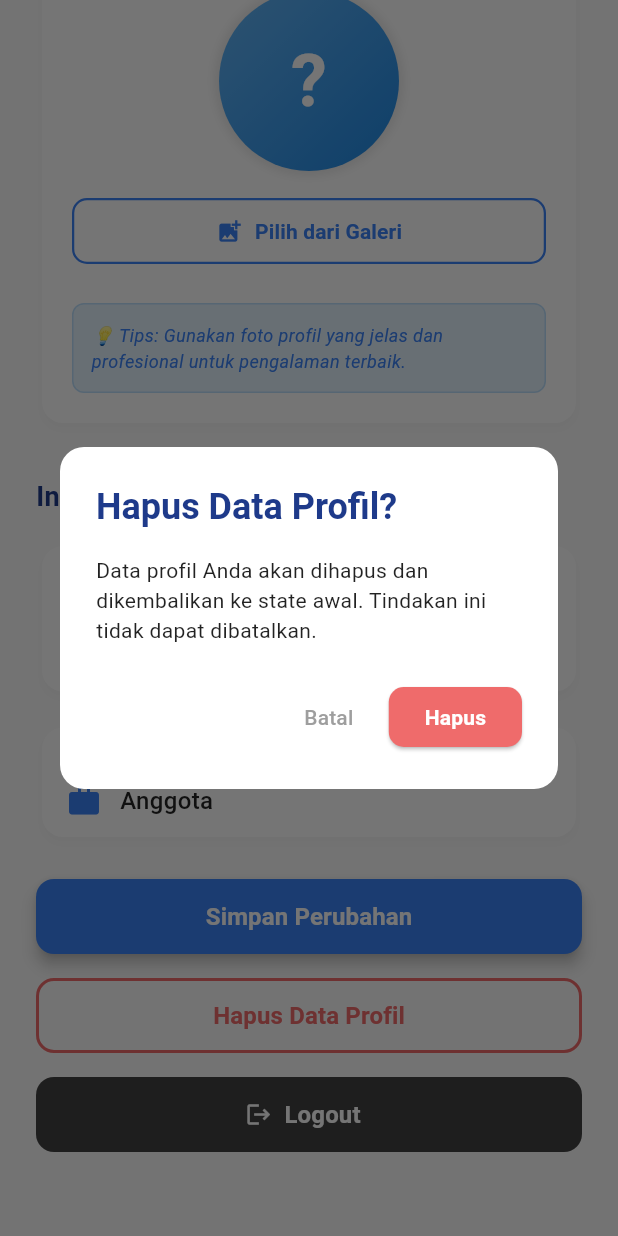
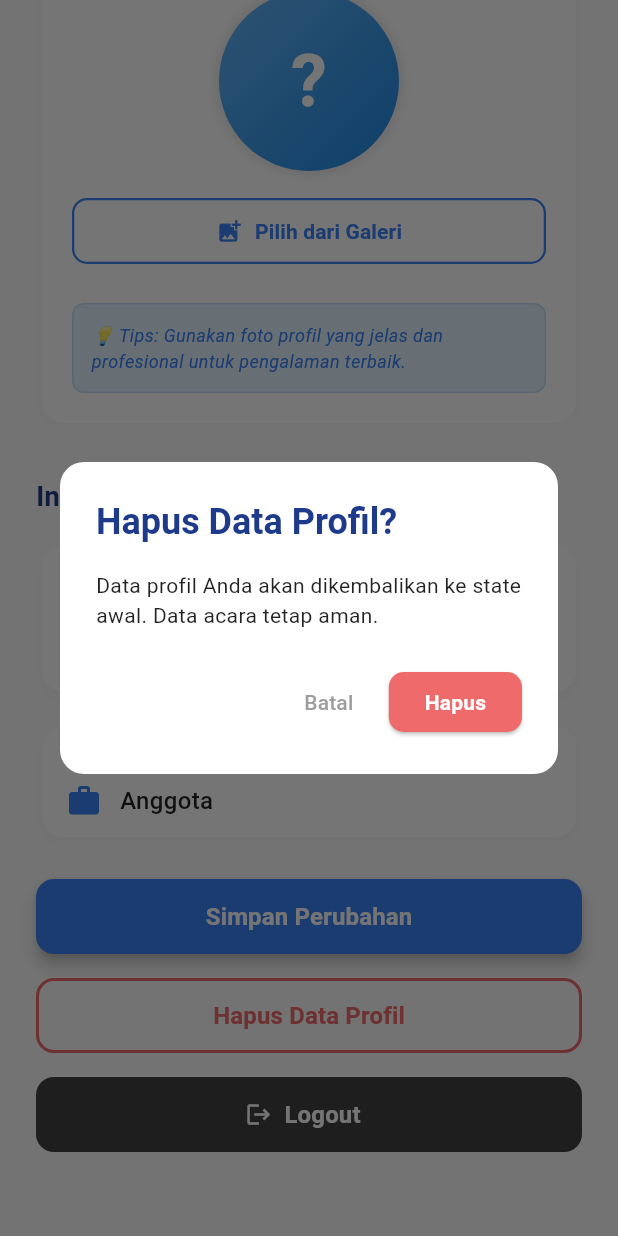
Before and after one commit to dalfamunawwaroh/eventcrew-assessment-ppbl, a Flutter app: the ProfilePage screen opened directly, scrolled down 381 dp, after a tap on "Hapus Data Profil", on a phone screen of 412 x 824 dp. Run offline on Flutter 3.47's test engine with Material 3 defaults, Android fonts, the phone set to English and light mode, and no system bars; our stand-ins replace file_picker, image_picker, open_file, shared_preferences, sqflite; accounts and stored records are empty.

Commit message:
Menyelesaikan error

```diff
--- a/lib/helpers/prefs_helper.dart
+++ b/lib/helpers/prefs_helper.dart
@@ -12,8 +12,9 @@ class PrefsHelper {
   static Future<void> setCurrentUsername(String value) async => await _prefs.setString('current_username', value);
 
   // 1. Key: Nama User
-  static String get userName => _prefs.getString('user_name') ?? 'Sunghoon';
+  static String get userName => _prefs.getString('user_name') ?? 'Pengguna';
   static Future<void> setUserName(String value) async {
+    // HANYA overwrite key yang spesifik untuk profil, data lain aman
     await _prefs.setString('user_name', value);
     if (currentUsername.isNotEmpty) {
       await _prefs.setString('simulasi_nama_$currentUsername', value);
@@ -45,7 +46,9 @@ class PrefsHelper {
       await _prefs.setString('simulasi_photo_$currentUsername', value);
     }
   }
+
   static Future<void> deleteUserProfilePhoto() async {
+    // Pastikan HANYA menggunakan fungsi .remove(), BUKAN .clear()
     await _prefs.remove('user_profile_photo');
     if (currentUsername.isNotEmpty) {
       await _prefs.remove('simulasi_photo_$currentUsername');
--- a/lib/screens/profile_page.dart
+++ b/lib/screens/profile_page.dart
@@ -25,7 +25,6 @@ class _ProfilePageState extends State<ProfilePage> {
   }
 
   /// READ: Membaca data pengguna dari SharedPreferences
-  /// Fungsi ini dijalankan saat halaman dibuka untuk mengambil data profil yang tersimpan
   void _loadUserData() {
     _nameController = TextEditingController(text: PrefsHelper.userName);
     _currentRole = PrefsHelper.userRole;
@@ -35,7 +34,6 @@ class _ProfilePageState extends State<ProfilePage> {
   }
 
   /// UPDATE: Menyimpan perubahan nama ke SharedPreferences
-  /// Fungsi ini dipanggil ketika user menekan tombol "Simpan Perubahan"
   Future<void> _saveUserProfile() async {
     if (_nameController.text.isEmpty) {
       _showErrorSnackBar('Nama tidak boleh kosong!');
@@ -45,14 +43,14 @@ class _ProfilePageState extends State<ProfilePage> {
     setState(() => _isLoading = true);
 
     try {
-      // Simpan nama ke SharedPreferences
+      // OVERWRITE spesifik pada key nama (TIDAK MENGGUNAKAN CLEAR)
       await PrefsHelper.setUserName(_nameController.text);
 
       if (mounted) {
         setState(() => _isLoading = false);
         _showSuccessSnackBar('Profil berhasil diperbarui!');
 
-        // Kembali ke halaman sebelumnya agar perubahan langsung ter-update di home screen
+        // Kembali ke halaman home dan kirim sinyal 'true' agar Home me-refresh data
         Future.delayed(const Duration(milliseconds: 500), () {
           if (mounted) Navigator.pop(context, true);
         });
@@ -64,9 +62,7 @@ class _ProfilePageState extends State<ProfilePage> {
   }
 
   /// DELETE: Menghapus data profil dan mereset ke state awal
-  /// Fungsi ini dipanggil ketika user menekan tombol "Hapus Data Profil"
   Future<void> _deleteUserProfile() async {
-    // Tampilkan dialog konfirmasi
     showDialog(
       context: context,
       builder: (BuildContext dialogContext) => AlertDialog(
@@ -76,7 +72,7 @@ class _ProfilePageState extends State<ProfilePage> {
           style: TextStyle(color: Color(0xFF1E3A8A), fontWeight: FontWeight.bold),
         ),
         content: const Text(
-          'Data profil Anda akan dihapus dan dikembalikan ke state awal. Tindakan ini tidak dapat dibatalkan.',
+          'Data profil Anda akan dikembalikan ke state awal. Data acara tetap aman.',
           style: TextStyle(color: Colors.black87, fontSize: 14),
         ),
         actions: [
@@ -86,7 +82,7 @@ class _ProfilePageState extends State<ProfilePage> {
           ),
           ElevatedButton(
             style: ElevatedButton.styleFrom(
-              backgroundColor: const Color(0xFFEF6B6B), // Warna merah soft
+              backgroundColor: const Color(0xFFEF6B6B),
               shape: RoundedRectangleBorder(borderRadius: BorderRadius.circular(10)),
             ),
             onPressed: () async {
@@ -100,19 +96,18 @@ class _ProfilePageState extends State<ProfilePage> {
     );
   }
 
-  /// Helper function untuk melakukan delete
+  /// Helper function untuk melakukan delete secara spesifik
   Future<void> _performDelete() async {
     try {
-      // Reset nama dan role ke default
+      // Overwrite state profil ke default, data SQLite akan tetap aman
       await PrefsHelper.setUserName('Pengguna');
       await PrefsHelper.setUserRole('Anggota');
-      // Hapus foto profil
       await PrefsHelper.deleteUserProfilePhoto();
 
       if (mounted) {
-        _showSuccessSnackBar('Data profil berhasil dihapus!');
+        _showSuccessSnackBar('Data profil berhasil direset!');
 
-        // Kembali ke halaman sebelumnya dengan parameter true
+        // Kirim sinyal 'true' saat kembali
         Future.delayed(const Duration(milliseconds: 500), () {
           if (mounted) Navigator.pop(context, true);
         });
@@ -147,9 +142,9 @@ class _ProfilePageState extends State<ProfilePage> {
               shape: RoundedRectangleBorder(borderRadius: BorderRadius.circular(10)),
             ),
             onPressed: () async {
-              Navigator.pop(dialogContext); // Tutup dialog
+              Navigator.pop(dialogContext);
 
-              // Hapus sesi saat ini tanpa menghapus data asli akun
+              // Hapus sesi profil aktif tanpa menyentuh key data lain (NO CLEAR)
               await PrefsHelper.setCurrentUsername('');
               await PrefsHelper.setUserName('Pengguna');
               await PrefsHelper.setUserRole('Anggota');
@@ -170,7 +165,6 @@ class _ProfilePageState extends State<ProfilePage> {
     );
   }
 
-  /// Helper function untuk menampilkan SnackBar sukses
   void _showSuccessSnackBar(String message) {
     ScaffoldMessenger.of(context).showSnackBar(
       SnackBar(
@@ -184,7 +178,6 @@ class _ProfilePageState extends State<ProfilePage> {
     );
   }
 
-  /// Helper function untuk menampilkan SnackBar error
   void _showErrorSnackBar(String message) {
     ScaffoldMessenger.of(context).showSnackBar(
       SnackBar(
@@ -198,7 +191,6 @@ class _ProfilePageState extends State<ProfilePage> {
     );
   }
 
-  /// PICK IMAGE: Fungsi untuk memilih foto dari galeri
   Future<void> _pickImageFromGallery() async {
     try {
       final XFile? pickedFile = await _imagePicker.pickImage(
@@ -211,16 +203,13 @@ class _ProfilePageState extends State<ProfilePage> {
         setState(() {
           _profilePhotoPath = pickedFile.path;
         });
-        _showSuccessSnackBar('Foto profil berhasil diperbarui dari galeri!');
+        _showSuccessSnackBar('Foto profil berhasil diperbarui!');
       }
     } catch (e) {
       _showErrorSnackBar('Gagal mengambil foto dari galeri: $e');
     }
   }
 
-
-
-  /// DELETE PHOTO: Hapus foto profil yang tersimpan
   Future<void> _deleteProfilePhoto() async {
     try {
       await PrefsHelper.deleteUserProfilePhoto();
@@ -233,12 +222,9 @@ class _ProfilePageState extends State<ProfilePage> {
     }
   }
 
-  /// Helper function untuk mendapatkan inisial nama pengguna
-  /// Guard: filter kata kosong agar tidak RangeError saat field dikosongkan
   String _getInitials(String name) {
     final trimmed = name.trim();
     if (trimmed.isEmpty) return '?';
-    // Filter hanya kata-kata yang tidak kosong
     final words = trimmed.split(' ').where((w) => w.isNotEmpty).toList();
     if (words.isEmpty) return '?';
     if (words.length == 1) return words[0][0].toUpperCase();
@@ -259,6 +245,7 @@ class _ProfilePageState extends State<ProfilePage> {
         if (didPop) return;
         await PrefsHelper.setUserName(_nameController.text);
         if (context.mounted) {
+          // Kirim sinyal true saat tombol back HP ditekan
           Navigator.pop(context, true);
         }
       },
@@ -288,22 +275,18 @@ class _ProfilePageState extends State<ProfilePage> {
                       child: IconButton(
                         icon: const Icon(Icons.arrow_back_ios_new, color: Colors.white),
                         onPressed: () async {
-                        // Pastikan state atau data nama terbaru tersimpan ke SharedPreferences
                           await PrefsHelper.setUserName(_nameController.text);
-                        // Status (_currentRole) tidak berubah di sini, jadi tetap aman.
-
                           if (context.mounted) {
+                            // Kirim sinyal true saat IconButton Back ditekan
                             Navigator.pop(context, true);
                           }
                         },
                       ),
                     ),
-                  // Konten utama header
                     SizedBox(
                       width: double.infinity,
                       child: Column(
                         children: [
-                        /// Avatar dengan Foto Profil atau Inisial
                           Container(
                             width: 100,
                             height: 100,
@@ -347,8 +330,6 @@ class _ProfilePageState extends State<ProfilePage> {
                                   ),
                           ),
                           const SizedBox(height: 16),
-
-                  /// Nama Pengguna
                           Text(
                             _nameController.text.isEmpty ? 'Pengguna' : _nameController.text,
                             style: const TextStyle(
@@ -359,8 +340,6 @@ class _ProfilePageState extends State<ProfilePage> {
                             textAlign: TextAlign.center,
                           ),
                           const SizedBox(height: 12),
-
-                  /// Badge Status (Role)
                           Container(
                             decoration: BoxDecoration(
                               color: Colors.white.withOpacity(0.25),
@@ -394,7 +373,6 @@ class _ProfilePageState extends State<ProfilePage> {
                 child: Column(
                   crossAxisAlignment: CrossAxisAlignment.start,
                   children: [
-                  /// ======== SECTION 1: FOTO PROFIL ========
                     const Text(
                       'Foto Profil',
                       style: TextStyle(
@@ -404,12 +382,9 @@ class _ProfilePageState extends State<ProfilePage> {
                       ),
                     ),
                     const SizedBox(height: 16),
-
-                  /// Card untuk Foto Profil
                     _buildProfilePhotoCard(),
                     const SizedBox(height: 32),
 
-                  /// ======== SECTION 2: INFORMASI PROFIL ========
                     const Text(
                       'Informasi Profil',
                       style: TextStyle(
@@ -419,8 +394,6 @@ class _ProfilePageState extends State<ProfilePage> {
                       ),
                     ),
                     const SizedBox(height: 16),
-
-                  /// Form Card - Nama Pengguna
                     _buildFormCard(
                       title: 'Nama Profil',
                       child: TextField(
@@ -435,15 +408,10 @@ class _ProfilePageState extends State<ProfilePage> {
                           ),
                         ),
                         style: const TextStyle(fontSize: 16, color: Colors.black87),
-                      onChanged: (value) {
-                        // Trigger rebuild untuk update avatar inisial
-                        setState(() {});
-                      },
+                        onChanged: (value) => setState(() {}),
                       ),
                     ),
                     const SizedBox(height: 16),
-
-                  /// Form Card - Jabatan/Status (Display Only - tidak dropdown)
                     _buildFormCard(
                       title: 'Jabatan/Status',
                       child: Row(
@@ -466,7 +434,6 @@ class _ProfilePageState extends State<ProfilePage> {
                     ),
                     const SizedBox(height: 24),
 
-                  /// Tombol Simpan Perubahan
                     SizedBox(
                       width: double.infinity,
                       height: 50,
@@ -500,7 +467,6 @@ class _ProfilePageState extends State<ProfilePage> {
                     ),
                     const SizedBox(height: 16),
 
-                  /// Tombol Hapus Data Profil
                     SizedBox(
                       width: double.infinity,
                       height: 50,
@@ -527,13 +493,12 @@ class _ProfilePageState extends State<ProfilePage> {
                     ),
                     const SizedBox(height: 16),
 
-                  /// Tombol Logout
                     SizedBox(
                       width: double.infinity,
                       height: 50,
                       child: ElevatedButton.icon(
                         style: ElevatedButton.styleFrom(
-                        backgroundColor: Colors.grey[800], // Warna abu-abu gelap
+                          backgroundColor: Colors.grey[800],
                           shape: RoundedRectangleBorder(
                             borderRadius: BorderRadius.circular(12),
                           ),
@@ -562,11 +527,7 @@ class _ProfilePageState extends State<ProfilePage> {
     );
   }
 
-  /// Helper Widget: Membangun Card untuk Form Input
-  Widget _buildFormCard({
-    required String title,
-    required Widget child,
-  }) {
+  Widget _buildFormCard({required String title, required Widget child}) {
     return Card(
       shape: RoundedRectangleBorder(borderRadius: BorderRadius.circular(14)),
       elevation: 2,
@@ -593,7 +554,6 @@ class _ProfilePageState extends State<ProfilePage> {
     );
   }
 
-  /// Helper Widget: Card untuk Foto Profil dengan Fitur Upload/Hapus
   Widget _buildProfilePhotoCard() {
     return Card(
       shape: RoundedRectangleBorder(borderRadius: BorderRadius.circular(14)),
@@ -604,7 +564,6 @@ class _ProfilePageState extends State<ProfilePage> {
         child: Column(
           crossAxisAlignment: CrossAxisAlignment.start,
           children: [
-            /// Avatar dengan Foto atau Inisial
             Center(
               child: Container(
                 width: 120,
@@ -646,8 +605,6 @@ class _ProfilePageState extends State<ProfilePage> {
               ),
             ),
             const SizedBox(height: 16),
-
-            /// Tombol Aksi Foto Profil
             SizedBox(
               width: double.infinity,
               child: OutlinedButton.icon(
@@ -665,8 +622,6 @@ class _ProfilePageState extends State<ProfilePage> {
               ),
             ),
             const SizedBox(height: 12),
-
-            /// Tombol Hapus Foto (hanya tampil jika ada foto)
             if (_profilePhotoPath != null && _profilePhotoPath!.isNotEmpty)
               SizedBox(
                 width: double.infinity,
@@ -684,7 +639,6 @@ class _ProfilePageState extends State<ProfilePage> {
                   ),
                 ),
               ),
-
             const SizedBox(height: 12),
             Container(
               padding: const EdgeInsets.all(12),
```
Also changed, not shown: lib/screens/home_screen.dart (+14 -7 lines). Lines whose indentation alone changed are shown as unchanged.
